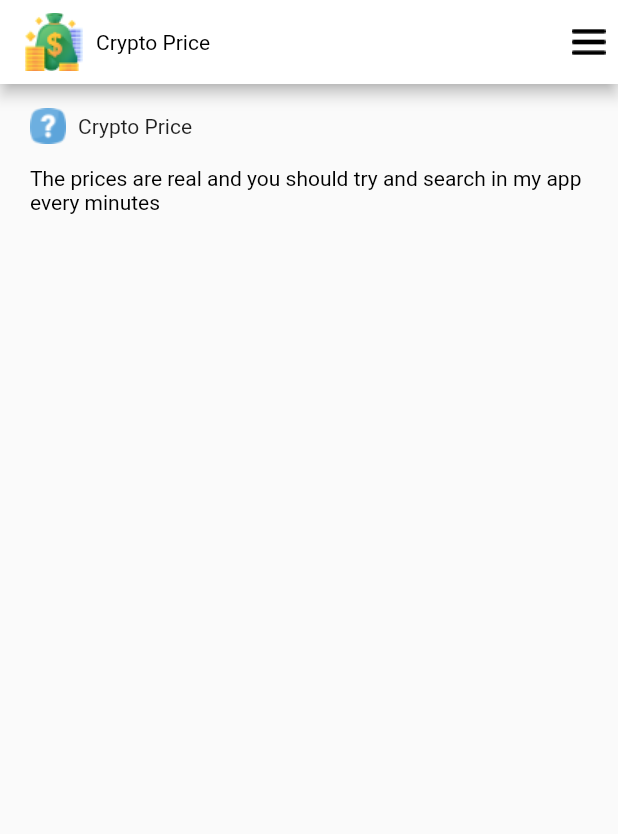
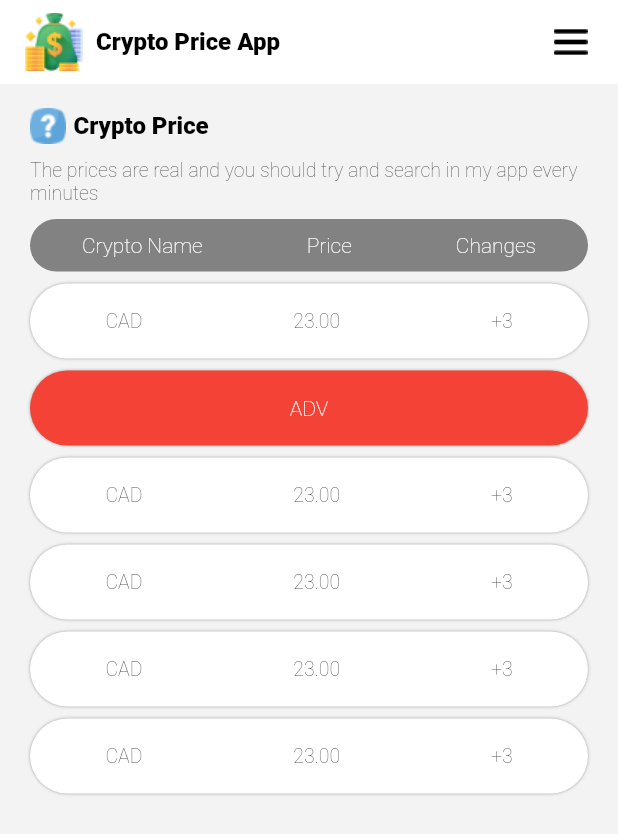
Before and after one commit to Shentia/Flutter-Crypto, a Flutter app: the screen it shows after launch, on a phone screen of 412 x 824 dp. Shown: the top 834 px of the screen. Run offline on Flutter 3.47's test engine with Material 2 defaults, Android fonts, the phone set to English and light mode, and no system bars; Roboto replaces fonts that are missing (Robo).

Commit message:
Row Columns

```diff
--- a/lib/main.dart
+++ b/lib/main.dart
@@ -1,34 +1,88 @@
 import 'package:flutter/material.dart';
+import 'package:flutter_localizations/flutter_localizations.dart';
 
 void main() {
-  runApp(MyApp());
+  runApp(const MyApp());
 }
 
 class MyApp extends StatelessWidget {
+  const MyApp({Key? key}) : super(key: key);
+
   @override
   Widget build(BuildContext context) {
     return MaterialApp(
+      localizationsDelegates: const [
+        GlobalMaterialLocalizations.delegate,
+        GlobalWidgetsLocalizations.delegate,
+        GlobalCupertinoLocalizations.delegate,
+      ],
+      supportedLocales: const [
+        Locale('en', ''),
+      ],
+      theme: ThemeData(
+        fontFamily: "Robo",
+        textTheme: const TextTheme(
+          headline1: TextStyle(
+            fontFamily: "Robo",
+            fontSize: 16,
+            fontWeight: FontWeight.w800,
+            color: Colors.black,
+          ),
+          bodyText1: TextStyle(
+            fontFamily: "Robo",
+            fontSize: 13,
+            fontWeight: FontWeight.w100,
+            color: Colors.black87,
+          ),
+          headline2: TextStyle(
+            fontFamily: "Robo",
+            fontSize: 14,
+            fontWeight: FontWeight.w200,
+            color: Colors.white,
+          ),
+          headline3: TextStyle(
+            fontFamily: "Robo",
+            fontSize: 14,
+            fontWeight: FontWeight.normal,
+            color: Colors.grey,
+          ),
+        ),
+      ),
       debugShowCheckedModeBanner: false,
-      home: Scaffold(
+      home: const Home(),
+    );
+  }
+}
+
+class Home extends StatelessWidget {
+  const Home({
+    Key? key,
+  }) : super(key: key);
+
+  @override
+  Widget build(BuildContext context) {
+    return Scaffold(
+      backgroundColor: const Color.fromARGB(255, 243, 243, 243),
       appBar: AppBar(
         backgroundColor: Colors.white,
+        elevation: 0,
         actions: [
           const SizedBox(
             width: 8,
           ),
           Image.asset("assets/images/icon.png"),
-            const Align(
+          Align(
             alignment: Alignment.centerRight,
             child: Text(
-                "Crypto Price",
-                style: TextStyle(color: Colors.black),
+              "Crypto Price App",
+              style: Theme.of(context).textTheme.headline1,
             ),
           ),
           Expanded(
             child: Align(
               alignment: Alignment.centerRight,
               child: Padding(
-                  padding: const EdgeInsets.all(8.0),
+                padding: const EdgeInsets.only(right: 20),
                 child: Image.asset("assets/images/menu.png"),
               ),
             ),
@@ -43,24 +97,118 @@ class MyApp extends StatelessWidget {
               children: [
                 Image.asset("assets/images/faq.png"),
                 const SizedBox(
-                    width: 8,
+                  width: 5,
                 ),
-                  const Text("Crypto Price"),
+                Text("Crypto Price",
+                    style: Theme.of(context).textTheme.headline1),
               ],
             ),
           ),
-            const Padding(
-              padding: EdgeInsets.symmetric(horizontal: 20, vertical: 15),
+          Padding(
+            padding: const EdgeInsets.symmetric(horizontal: 20, vertical: 10),
             child: Text(
               "The prices are real and you should try and search in my app every minutes ",
-                style: TextStyle(
-                  color: Colors.black,
+              style: Theme.of(context).textTheme.bodyText1,
             ),
+          ),
+          Padding(
+            padding: const EdgeInsets.only(left: 20, right: 20),
+            child: Container(
+              height: 35,
+              width: double.infinity,
+              decoration: const BoxDecoration(
+                borderRadius: BorderRadius.all(Radius.circular(50)),
+                color: Color.fromARGB(255, 130, 130, 130),
+              ),
+              child: Row(
+                mainAxisAlignment: MainAxisAlignment.spaceAround,
+                children: [
+                  Text("Crypto Name",
+                      style: Theme.of(context).textTheme.headline2),
+                  Text("Price", style: Theme.of(context).textTheme.headline2),
+                  Text("Changes", style: Theme.of(context).textTheme.headline2),
+                ],
+              ),
+            ),
+          ),
+          Container(
+            width: double.infinity,
+            height: 350,
+            child: ListView.separated(
+              physics: const BouncingScrollPhysics(),
+              itemCount: 15,
+              itemBuilder: (BuildContext ctx, int position) {
+                return const Padding(
+                  padding: EdgeInsets.fromLTRB(20.0, 8.0, 20.0, 0.0),
+                  child: ItemPriceRow(),
+                );
+              },
+              separatorBuilder: (BuildContext context, int index) {
+                if (index % 9 == 0) {
+                  return const Padding(
+                    padding: EdgeInsets.fromLTRB(20.0, 8.0, 20.0, 0.0),
+                    child: adv(),
+                  );
+                } else {
+                  return const SizedBox.shrink();
+                }
+              },
             ),
           ),
         ],
       ),
+    );
+  }
+}
+
+class ItemPriceRow extends StatelessWidget {
+  const ItemPriceRow({
+    Key? key,
+  }) : super(key: key);
+
+  @override
+  Widget build(BuildContext context) {
+    return Container(
+      width: double.infinity,
+      height: 50,
+      decoration: const BoxDecoration(
+        boxShadow: <BoxShadow>[BoxShadow(blurRadius: 1.0, color: Colors.grey)],
+        color: Colors.white,
+        borderRadius: BorderRadius.all(Radius.circular(50)),
+      ),
+      child: Row(
+        mainAxisAlignment: MainAxisAlignment.spaceAround,
+        children: [
+          Text("CAD", style: Theme.of(context).textTheme.bodyText1),
+          Text("23.00", style: Theme.of(context).textTheme.bodyText1),
+          Text("+3", style: Theme.of(context).textTheme.bodyText1),
+        ],
       ),
     );
   }
 }
+
+class adv extends StatelessWidget {
+  const adv({
+    Key? key,
+  }) : super(key: key);
+
+  @override
+  Widget build(BuildContext context) {
+    return Container(
+      width: double.infinity,
+      height: 50,
+      decoration: const BoxDecoration(
+        boxShadow: <BoxShadow>[BoxShadow(blurRadius: 1.0, color: Colors.grey)],
+        color: Colors.red,
+        borderRadius: BorderRadius.all(Radius.circular(50)),
+      ),
+      child: Row(
+        mainAxisAlignment: MainAxisAlignment.spaceAround,
+        children: [
+          Text("ADV", style: Theme.of(context).textTheme.headline2),
+        ],
+      ),
+    );
+  }
+}
```
Also changed, not shown: pubspec.yaml (+7 -12 lines), assets/fonts/Whitney-Book-Font.otf (added), pubspec.lock, 1 other file. Lines whose indentation alone changed are shown as unchanged.
